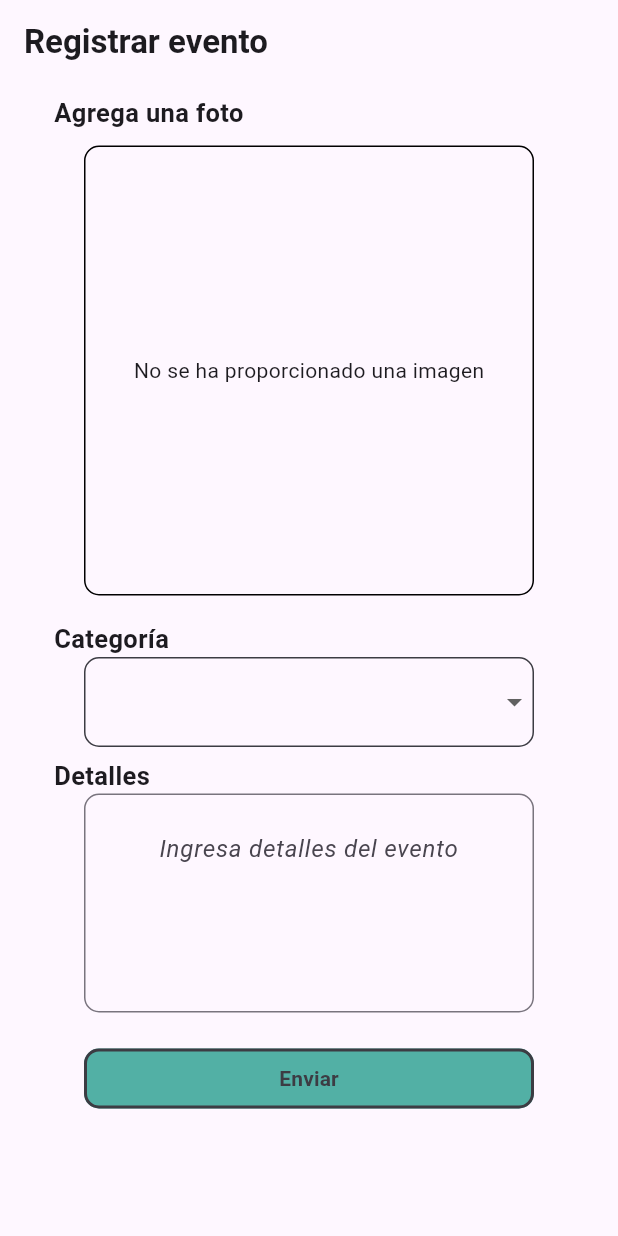
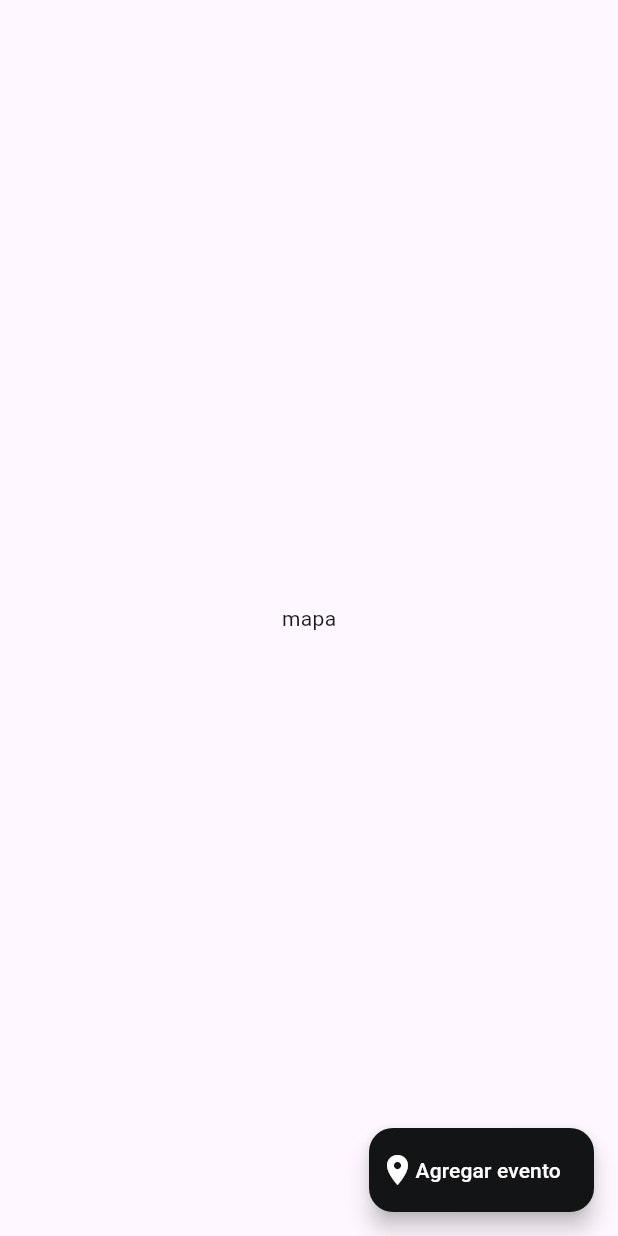
Before and after one commit to GabeASM/safeway-movil, a Flutter app: the screen it shows after launch, on a phone screen of 412 x 824 dp. Run offline on Flutter 3.47's test engine with Material 3 defaults, Android fonts, the phone set to English and light mode, and no system bars; our stand-ins replace image_picker.

Commit message:
feat: floattingactionbutton que lleva al formulario de eventos agregado

```diff
--- a/lib/events/screens/event_register.dart
+++ b/lib/events/screens/event_register.dart
@@ -1,6 +1,4 @@
 import 'dart:io';
-import 'dart:ui';
-
 import 'package:flutter/material.dart';
 import 'package:image_picker/image_picker.dart';
 import 'package:safeway/events/widgets/labels.dart';
@@ -61,13 +59,16 @@ class _EventFormState extends State<EventForm> {
                     width: 300,
                     height: 300,
                     decoration: BoxDecoration(
+                        color: Colors.grey[200],
                         border: Border.all(),
                         borderRadius: BorderRadius.circular(10)),
                     child: ClipRRect(
                       borderRadius: BorderRadius.circular(10),
                       child: _image == null
                           ? const Center(
-                              child: Text('No se ha proporcionado una imagen'),
+                              child: Text(
+                                'No se ha proporcionado una imagen',
+                              ),
                             )
                           : Image.file(
                               _image!,
@@ -88,6 +89,7 @@ class _EventFormState extends State<EventForm> {
                 width: 300,
                 height: 60,
                 decoration: BoxDecoration(
+                    color: Colors.grey[200],
                     border: Border.all(color: borderColor),
                     borderRadius: BorderRadius.circular(10)),
                 child: DropdownButton(
@@ -131,6 +133,8 @@ class _EventFormState extends State<EventForm> {
                   controller: _controller,
                   keyboardType: TextInputType.text,
                   decoration: InputDecoration(
+                      filled: true,
+                      fillColor: Colors.grey[200],
                       hintText: 'Ingresa detalles del evento',
                       hintStyle: const TextStyle(
                         fontStyle: FontStyle.italic,
@@ -151,6 +155,7 @@ class _EventFormState extends State<EventForm> {
             Center(
               child: SizedBox(
                 width: 300,
+                height: 60,
                 child: TextButton(
                   style: ButtonStyle(
                     backgroundColor:
--- /dev/null
+++ b/lib/landing/screens/lading_screen.dart
@@ -0,0 +1,51 @@
+import 'package:flutter/material.dart';
+import 'package:safeway/events/screens/event_register.dart';
+
+class LandingScreen extends StatelessWidget {
+  const LandingScreen({super.key});
+
+  @override
+  Widget build(BuildContext context) {
+    return const Scaffold(
+      body: Center(child: Text('mapa')),
+      floatingActionButton: AddEventFloatingButton(),
+    );
+  }
+}
+
+class AddEventFloatingButton extends StatelessWidget {
+  const AddEventFloatingButton({
+    super.key,
+  });
+
+  final Color buttonColorBlack = const Color(0xFF121416);
+
+  @override
+  Widget build(BuildContext context) {
+    return SizedBox(
+      width: 150,
+      child: FloatingActionButton(
+        backgroundColor: buttonColorBlack,
+        onPressed: () {
+          Navigator.of(context)
+              .push(MaterialPageRoute(builder: ((ctx) => const EventForm())));
+        },
+        child: const Row(
+          children: [
+            Padding(
+              padding: EdgeInsets.only(left: 7.0),
+              child: Icon(
+                Icons.place,
+                color: Colors.white,
+              ),
+            ),
+            Text(
+              'Agregar evento',
+              style: TextStyle(color: Colors.white),
+            ),
+          ],
+        ),
+      ),
+    );
+  }
+}
--- a/lib/main.dart
+++ b/lib/main.dart
@@ -1,5 +1,6 @@
 import 'package:flutter/material.dart';
 import 'package:safeway/events/screens/event_register.dart';
+import 'package:safeway/landing/screens/lading_screen.dart';
 
 // import 'package:google_fonts/google_fonts.dart';
 // import 'package:meals_app/screens/tabs.dart';
@@ -24,6 +25,6 @@ class App extends StatelessWidget {
   Widget build(BuildContext context) {
     return const MaterialApp(
         // theme: theme,
-        home: EventForm());
+        home: LandingScreen());
   }
 }
```
